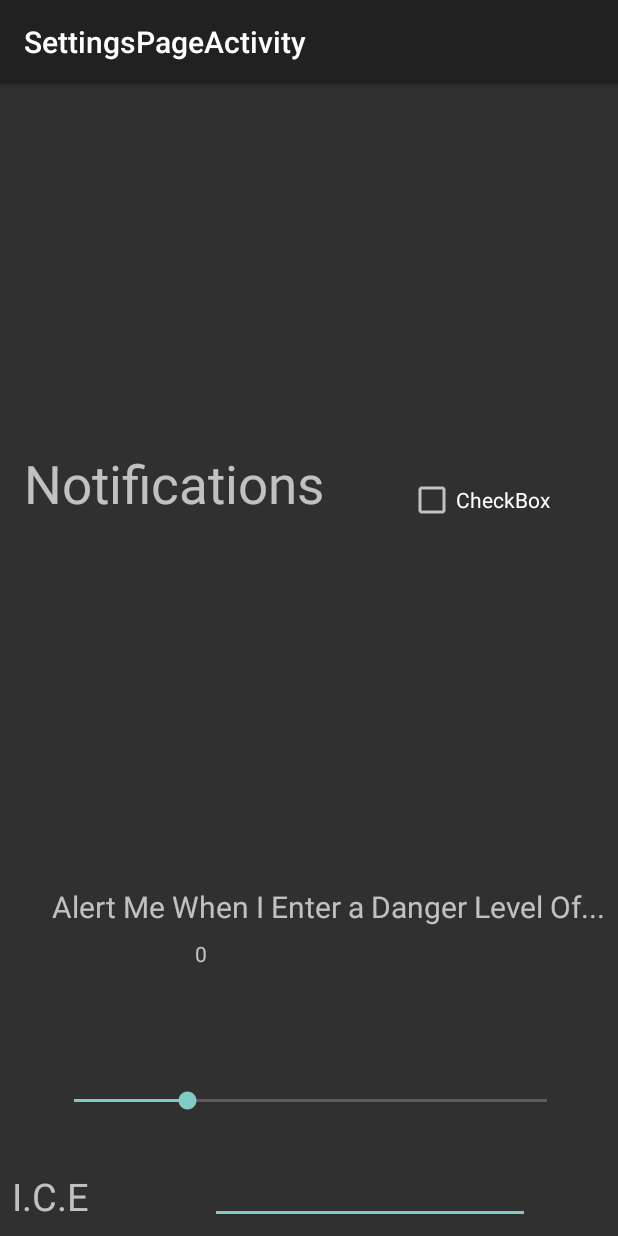
After one commit to mattmacf98/CrimeTracker, an Android app: the SettingsPageActivity screen opened directly, with no data from a screen before it, on a phone screen of 412 x 824 dp. The commit adds this screen. Run offline under Robolectric (Android 15) with nearby library versions, the phone set to English and light mode, and no system bars.

Commit message:
Settings_Page

```diff
--- a/app/src/main/AndroidManifest.xml
+++ b/app/src/main/AndroidManifest.xml
@@ -39,7 +39,10 @@
                 <category android:name="android.intent.category.LAUNCHER" />
             </intent-filter>
         </activity>
-        <activity android:name=".CrimeList"></activity>
+        <activity android:name=".CrimeList" />
+        <activity
+            android:name=".SettingsPageActivity"
+            android:label="@string/title_activity_settings_page"></activity>
     </application>
 
 </manifest>
--- /dev/null
+++ b/app/src/main/java/com/example/matthew/crimertracker/SettingsPageActivity.java
@@ -0,0 +1,117 @@
+package com.example.matthew.crimertracker;
+import android.content.Context;
+import android.content.SharedPreferences;
+import android.support.v7.app.AppCompatActivity;
+import android.os.Bundle;
+import android.text.Editable;
+import android.text.TextWatcher;
+import android.widget.CheckBox;
+import android.widget.CompoundButton;
+import android.widget.EditText;
+import android.widget.SeekBar;
+import android.widget.TextView;
+
+public class SettingsPageActivity extends AppCompatActivity {
+    SeekBar seekbar;
+    int progress = 24;
+    TextView alert_textView;
+    SharedPreferences sp;
+    SharedPreferences.Editor editor;
+    EditText ICE_Number_Edit_Text;
+    String ICE_Number;
+    boolean checkBoxValue;
+    CheckBox notifications_check_box;
+
+
+
+    @Override
+    protected void onCreate(Bundle savedInstanceState) {
+        super.onCreate(savedInstanceState);
+        setContentView(R.layout.activity_settings_page);
+        //sp = getSharedPreferences("Settings", MODE_PRIVATE);
+        seekbar = (SeekBar) findViewById(R.id.alert_seek_bar);
+        seekbar.setMax(100);
+        seekbar.setProgress(progress);
+        sp = getSharedPreferences("settings", 0);
+        editor = sp.edit();
+        final EditText ICE_Number_Edit_Text;
+        progress = sp.getInt("progress",0);
+        ICE_Number = sp.getString("ICE_Number","");
+        notifications_check_box = (CheckBox) findViewById(R.id.notifications_check_box);
+        checkBoxValue = sp.getBoolean("CheckBoxValue",false);
+        notifications_check_box.setChecked(checkBoxValue);
+        ICE_Number_Edit_Text = (EditText) findViewById(R.id.ICE_Number_Edit_Text);
+        ICE_Number_Edit_Text.setText(ICE_Number, TextView.BufferType.EDITABLE);
+
+
+
+        alert_textView = (TextView) findViewById(R.id.alert_text_view_display_int);
+        alert_textView.setText(""+progress);
+
+        seekbar.setOnSeekBarChangeListener(new SeekBar.OnSeekBarChangeListener() {
+            @Override
+            public void onProgressChanged(SeekBar seekBar, int i, boolean fromUser) {
+                progress = i;
+                alert_textView.setText(""+progress);
+                editor.putInt("progress", i);
+                editor.commit();
+            }
+
+            @Override
+            public void onStartTrackingTouch(SeekBar seekBar) {
+
+            }
+
+            @Override
+            public void onStopTrackingTouch(SeekBar seekBar) {
+
+            }
+        });
+
+        notifications_check_box.setOnCheckedChangeListener(new CompoundButton.OnCheckedChangeListener() {
+
+            @Override
+            public void onCheckedChanged(CompoundButton buttonView, boolean isChecked) {
+                if(notifications_check_box.isChecked()) {
+                    editor.putBoolean("CheckBoxValue", true);
+                    editor.commit();
+                }
+                else {
+                    editor.putBoolean("CheckBoxValue", false);
+                    editor.commit();
+                }
+
+            }
+        });
+
+        TextWatcher tw = new TextWatcher() {
+            @Override
+            public void beforeTextChanged(CharSequence s, int start, int count, int after) {
+
+            }
+
+            @Override
+            public void onTextChanged(CharSequence s, int start, int before, int count) {
+
+            }
+
+            @Override
+            public void afterTextChanged(Editable s) {
+                String temp = ICE_Number_Edit_Text.getText().toString();
+                editor.putString("ICE_Number", temp);
+                editor.commit();
+            }
+        };
+
+        ICE_Number_Edit_Text.addTextChangedListener(tw);
+
+
+
+
+    }
+
+
+
+
+
+}
--- /dev/null
+++ b/app/src/main/res/layout/activity_settings_page.xml
@@ -0,0 +1,111 @@
+<?xml version="1.0" encoding="utf-8"?>
+<android.support.constraint.ConstraintLayout xmlns:android="http://schemas.android.com/apk/res/android"
+    xmlns:app="http://schemas.android.com/apk/res-auto"
+    xmlns:tools="http://schemas.android.com/tools"
+    android:layout_width="match_parent"
+    android:layout_height="match_parent"
+    tools:context=".MainActivity">
+
+    <TextView
+        android:id="@+id/notifications_text_view_label"
+        android:layout_width="208dp"
+        android:layout_height="58dp"
+        android:layout_marginBottom="8dp"
+        android:layout_marginLeft="16dp"
+        android:layout_marginStart="16dp"
+        android:layout_marginTop="16dp"
+        android:text="Notifications:"
+        android:textSize="35sp"
+        app:layout_constraintBottom_toTopOf="@+id/alert_text_view_label"
+        app:layout_constraintStart_toStartOf="parent"
+        app:layout_constraintTop_toTopOf="parent" />
+
+    <CheckBox
+        android:id="@+id/notifications_check_box"
+        android:layout_width="wrap_content"
+        android:layout_height="wrap_content"
+        android:layout_marginBottom="8dp"
+        android:layout_marginEnd="8dp"
+        android:layout_marginLeft="8dp"
+        android:layout_marginRight="8dp"
+        android:layout_marginStart="8dp"
+        android:layout_marginTop="28dp"
+        android:text="CheckBox"
+        app:layout_constraintBottom_toTopOf="@+id/alert_text_view_label"
+        app:layout_constraintEnd_toEndOf="parent"
+        app:layout_constraintHorizontal_bias="0.52"
+        app:layout_constraintStart_toEndOf="@+id/notifications_text_view_label"
+        app:layout_constraintTop_toTopOf="parent" />
+
+    <TextView
+        android:id="@+id/alert_text_view_label"
+        android:layout_width="wrap_content"
+        android:layout_height="wrap_content"
+        android:layout_marginBottom="8dp"
+        android:layout_marginEnd="8dp"
+        android:layout_marginLeft="8dp"
+        android:layout_marginRight="8dp"
+        android:layout_marginStart="8dp"
+        android:text="Alert Me When I Enter a Danger Level Of..."
+        android:textSize="20sp"
+        app:layout_constraintBottom_toTopOf="@+id/alert_text_view_display_int"
+        app:layout_constraintEnd_toEndOf="parent"
+        app:layout_constraintHorizontal_bias="1.0"
+        app:layout_constraintStart_toStartOf="parent" />
+
+    <SeekBar
+        android:id="@+id/alert_seek_bar"
+        android:layout_width="347dp"
+        android:layout_height="57dp"
+        android:layout_marginBottom="8dp"
+        android:layout_marginEnd="8dp"
+        android:layout_marginLeft="8dp"
+        android:layout_marginRight="8dp"
+        android:layout_marginStart="8dp"
+        app:layout_constraintBottom_toTopOf="@+id/ICE_Number_Edit_Text"
+        app:layout_constraintEnd_toEndOf="parent"
+        app:layout_constraintHorizontal_bias="0.523"
+        app:layout_constraintStart_toStartOf="parent" />
+
+    <TextView
+        android:id="@+id/alert_text_view_display_int"
+        android:layout_width="152dp"
+        android:layout_height="71dp"
+        android:layout_marginBottom="8dp"
+        android:layout_marginEnd="8dp"
+        android:layout_marginLeft="8dp"
+        android:layout_marginRight="8dp"
+        android:layout_marginStart="8dp"
+        android:text="TextView"
+        app:layout_constraintBottom_toTopOf="@+id/alert_seek_bar"
+        app:layout_constraintEnd_toEndOf="parent"
+        app:layout_constraintStart_toStartOf="parent" />
+
+    <TextView
+        android:id="@+id/textView2"
+        android:layout_width="73dp"
+        android:layout_height="36dp"
+        android:layout_marginBottom="8dp"
+        android:layout_marginLeft="8dp"
+        android:layout_marginStart="8dp"
+        android:text="I.C.E"
+        android:textSize="25sp"
+        app:layout_constraintBottom_toBottomOf="parent"
+        app:layout_constraintStart_toStartOf="parent" />
+
+    <EditText
+        android:id="@+id/ICE_Number_Edit_Text"
+        android:layout_width="wrap_content"
+        android:layout_height="wrap_content"
+        android:layout_marginBottom="8dp"
+        android:layout_marginEnd="8dp"
+        android:layout_marginLeft="8dp"
+        android:layout_marginRight="8dp"
+        android:layout_marginStart="8dp"
+        android:ems="10"
+        android:inputType="number"
+        app:layout_constraintBottom_toBottomOf="parent"
+        app:layout_constraintEnd_toEndOf="parent"
+        app:layout_constraintStart_toEndOf="@+id/textView2" />
+
+</android.support.constraint.ConstraintLayout>
--- a/app/src/main/res/values/strings.xml
+++ b/app/src/main/res/values/strings.xml
@@ -2,4 +2,5 @@
     <string name="app_name">CrimerTracker</string>
     <string name="title_activity_maps">Map</string>
     <string name="list">list</string>
+    <string name="title_activity_settings_page">SettingsPageActivity</string>
 </resources>
```
